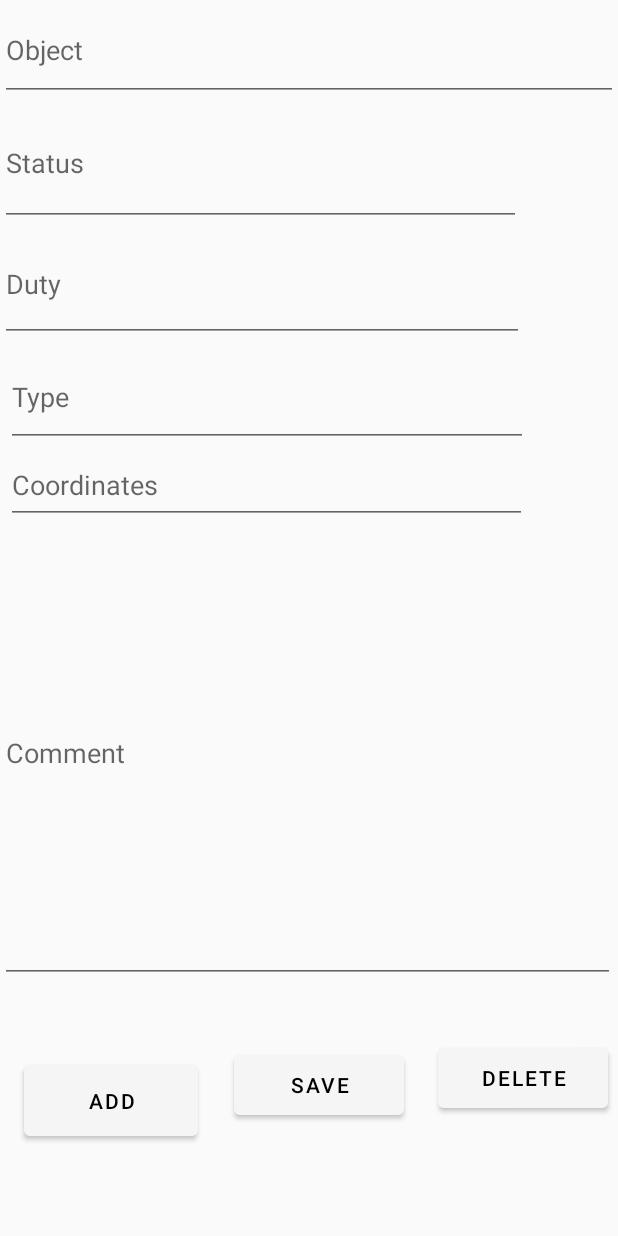
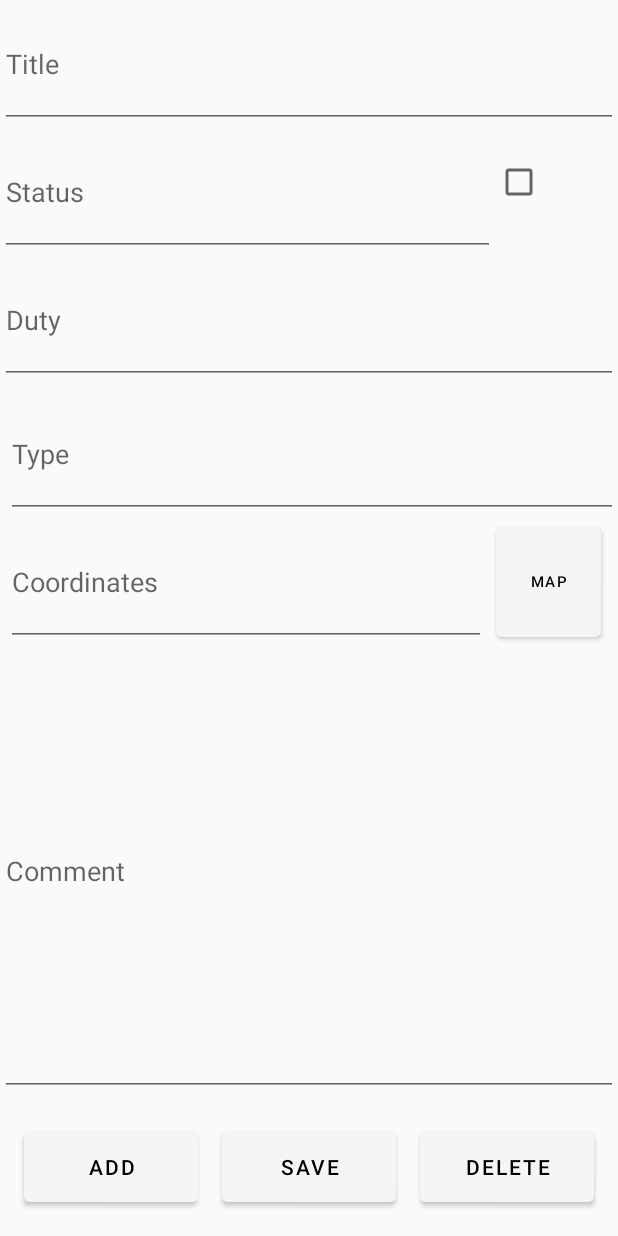
Before and after one commit to KhudyakovVladimir/Objects, an Android app: the ObjectFragment screen opened through its navigation route, on a phone screen of 412 x 824 dp. Run offline under Robolectric (Android 15) with nearby library versions, the phone set to English and light mode, and no system bars; our stand-ins replace Dagger/Hilt's generated code, Room's generated code.

Commit message:
work on ckeckbox

```diff
--- a/app/src/main/java/com/khudyakovvladimir/objects/database/ObjectEntity.kt
+++ b/app/src/main/java/com/khudyakovvladimir/objects/database/ObjectEntity.kt
@@ -11,7 +11,7 @@ data class ObjectEntity(
     var id: Int,
 
     @ColumnInfo(name = "title", typeAffinity = ColumnInfo.TEXT)
-    var name: String,
+    var title: String,
 
     @ColumnInfo(name = "type", typeAffinity = ColumnInfo.TEXT)
     var type: String,
--- a/app/src/main/java/com/khudyakovvladimir/objects/recyclerview/ObjectAdapter.kt
+++ b/app/src/main/java/com/khudyakovvladimir/objects/recyclerview/ObjectAdapter.kt
@@ -1,21 +1,15 @@
 package com.khudyakovvladimir.objects.recyclerview
 
 import android.content.Context
+import android.graphics.Color
 import android.view.LayoutInflater
 import android.view.View
 import android.view.ViewGroup
-import android.widget.ImageView
 import android.widget.LinearLayout
 import android.widget.TextView
 import androidx.recyclerview.widget.RecyclerView
-import com.bumptech.glide.Glide
-import com.bumptech.glide.load.engine.DiskCacheStrategy
-import com.bumptech.glide.load.resource.bitmap.RoundedCorners
-import com.bumptech.glide.load.resource.drawable.DrawableTransitionOptions
-import com.bumptech.glide.request.RequestOptions
 import com.khudyakovvladimir.objects.R
 import com.khudyakovvladimir.objects.database.ObjectEntity
-import java.net.URL
 
 class ObjectAdapter(
     var context: Context,
@@ -36,8 +30,16 @@ class ObjectAdapter(
             linearLayoutItem = itemView.findViewById(R.id.linearLayoutItem)
 
             textView1.text = objectEntity.id.toString()
-            textView2.text = objectEntity.name
-            textView3.text = objectEntity.comment
+            textView2.text = objectEntity.title
+
+            if (objectEntity.status == "true") {
+                textView3.text = "+"
+                textView3.setTextColor(Color.RED)
+            }else {
+                textView3.text = "-"
+            }
+
+            //textView3.text = objectEntity.status
 
             linearLayoutItem.setOnClickListener {
                 itemClick(objectEntity)
--- a/app/src/main/java/com/khudyakovvladimir/objects/view/ObjectFragment.kt
+++ b/app/src/main/java/com/khudyakovvladimir/objects/view/ObjectFragment.kt
@@ -2,11 +2,13 @@ package com.khudyakovvladimir.objects.view
 
 import android.content.Context
 import android.os.Bundle
+import android.text.InputType
 import android.util.Log
 import android.view.LayoutInflater
 import android.view.View
 import android.view.ViewGroup
 import android.widget.Button
+import android.widget.CheckBox
 import android.widget.EditText
 import androidx.fragment.app.Fragment
 import androidx.lifecycle.ViewModelProvider
@@ -23,13 +25,14 @@ class ObjectFragment: Fragment() {
 
     lateinit var buttonAdd: Button
     lateinit var buttonSave: Button
+    lateinit var checkBox: CheckBox
     lateinit var buttonDelete: Button
-    lateinit var editTextView1: EditText
-    lateinit var editTextView2: EditText
-    lateinit var editTextView3: EditText
-    lateinit var editTextView4: EditText
-    lateinit var editTextView5: EditText
-    lateinit var editTextView6: EditText
+    lateinit var editTextTitle: EditText
+    lateinit var editTextStatus: EditText
+    lateinit var editTextDuty: EditText
+    lateinit var editTextType: EditText
+    lateinit var editTextCoordinates: EditText
+    lateinit var editTextComment: EditText
 
     @Inject
     lateinit var factory: ObjectViewModelFactory.Factory
@@ -75,8 +78,15 @@ class ObjectFragment: Fragment() {
                 if(id == null) {
                     id = generateNewID()
                 }
+
+                var v = "false"
+                if (checkBox.isChecked) { v = "true" }
+                if (!checkBox.isChecked) { v = "false"}
+
                 objectViewModel.objectDao.insertObjectEntity(
-                    generateNewObject(id!!))
+                    //generateNewObject(id!!))
+                    generateNewObjectWithCheckbox(id!!, v)
+                )
 
                 CoroutineScope(Dispatchers.Main).launch {
                     findNavController().navigate(R.id.listFragment)
@@ -87,7 +97,9 @@ class ObjectFragment: Fragment() {
         buttonDelete.setOnClickListener {
             CoroutineScope(Dispatchers.IO).launch {
                 objectViewModel.objectDao.deleteObjectEntity(
-                    generateNewObject(id!!))
+                    //generateNewObject(id!!))
+                    generateNewObject(id!!)
+                )
 
                 CoroutineScope(Dispatchers.Main).launch {
                     findNavController().navigate(R.id.listFragment)
@@ -95,6 +107,24 @@ class ObjectFragment: Fragment() {
             }
         }
 
+        checkBox.setOnCheckedChangeListener { buttonView, isChecked ->
+            CoroutineScope(Dispatchers.IO).launch {
+
+                if(id == null) {
+                    id = generateNewID()
+                }
+
+                if(isChecked) {
+                    Log.d("TAG", "CHECKBOX - is checked !")
+                    objectViewModel.objectDao.insertObjectEntity(
+                        generateNewObjectWithCheckbox(id!!, "true"))
+                }else {
+                    Log.d("TAG", "CHECKBOX - is NOT checked !")
+                    objectViewModel.objectDao.insertObjectEntity(
+                        generateNewObjectWithCheckbox(id!!, "false"))
+                }
+            }
+        }
 
         if(id != null) {
             var tempObject = ObjectEntity(1,
@@ -111,15 +141,24 @@ class ObjectFragment: Fragment() {
                     objectViewModel.objectDao.getObjectById(id!!)
                 }
                 var objectT = tempObject1.await()
-                Log.d("TAG", "AWAIT - objectT.name = ${objectT.name}")
+                Log.d("TAG", "AWAIT - objectT.name = ${objectT.title}")
 
                 CoroutineScope(Dispatchers.Main).launch {
-                    editTextView1.setText(objectT.name)
-                    editTextView2.setText(objectT.status)
-                    editTextView3.setText(objectT.duty)
-                    editTextView4.setText(objectT.type)
-                    editTextView5.setText(objectT.comment)
-                    editTextView6.setText(objectT.icon)
+                    editTextTitle.setText(objectT.title)
+                    editTextStatus.setText(objectT.status)
+                    editTextDuty.setText(objectT.duty)
+                    editTextType.setText(objectT.type)
+                    editTextCoordinates.setText(objectT.coordinates)
+                    editTextComment.setText(objectT.comment)
+
+                    if (objectT.status == "true") {
+                        checkBox.isChecked = true
+                        Log.d("TAG", "TRUE")
+                    }
+                    if (objectT.status == "false") {
+                        checkBox.isChecked = false
+                        Log.d("TAG", "FALSE")
+                    }
                 }
              }
         }
@@ -130,12 +169,16 @@ class ObjectFragment: Fragment() {
         buttonAdd = view.findViewById(R.id.buttonAdd)
         buttonSave = view.findViewById(R.id.buttonSave)
         buttonDelete = view.findViewById(R.id.buttonDelete)
-        editTextView1 = view.findViewById(R.id.editText1)
-        editTextView2 = view.findViewById(R.id.editText2)
-        editTextView3 = view.findViewById(R.id.editText3)
-        editTextView4 = view.findViewById(R.id.editText4)
-        editTextView5 = view.findViewById(R.id.editText5)
-        editTextView6 = view.findViewById(R.id.editText6)
+        checkBox = view.findViewById(R.id.checkBox)
+        editTextTitle = view.findViewById(R.id.editTextTitle)
+        editTextStatus = view.findViewById(R.id.editTextStatus)
+        editTextDuty = view.findViewById(R.id.editTextDuty)
+        editTextType = view.findViewById(R.id.editTextType)
+        editTextCoordinates = view.findViewById(R.id.editTextCoordinates)
+        editTextComment = view.findViewById(R.id.editTextComment)
+
+        val list = listOf(editTextTitle, editTextStatus, editTextDuty, editTextType, editTextCoordinates, editTextComment)
+        setInputTypeForEditText(list)
     }
 
     private fun generateNewID(): Int {
@@ -149,13 +192,33 @@ class ObjectFragment: Fragment() {
     private fun generateNewObject(id: Int): ObjectEntity {
         return ObjectEntity(
             id,
-            editTextView1.text.toString(),
-            editTextView2.text.toString(),
-            editTextView3.text.toString(),
-            editTextView4.text.toString(),
-            editTextView5.text.toString(),
-            editTextView6.text.toString(),
+            editTextTitle.text.toString(),
+            editTextStatus.text.toString(),
+            editTextDuty.text.toString(),
+            editTextType.text.toString(),
+            editTextCoordinates.text.toString(),
+            editTextComment.text.toString(),
             "icon"
         )
     }
+
+    private fun generateNewObjectWithCheckbox(id: Int, isChecked: String): ObjectEntity {
+        return ObjectEntity(
+            id,
+            editTextTitle.text.toString(),
+            editTextType.text.toString(),
+            isChecked,
+            editTextDuty.text.toString(),
+            editTextCoordinates.text.toString(),
+            editTextComment.text.toString(),
+            "icon"
+        )
+    }
+
+    private fun setInputTypeForEditText(list: List<EditText>) {
+        for (editText in list) {
+            editText.inputType = InputType.TYPE_TEXT_FLAG_MULTI_LINE
+            editText.inputType = InputType.TYPE_CLASS_TEXT or InputType.TYPE_TEXT_FLAG_MULTI_LINE
+        }
+    }
 }
--- a/app/src/main/res/layout/item.xml
+++ b/app/src/main/res/layout/item.xml
@@ -2,12 +2,13 @@
 <LinearLayout
         xmlns:android="http://schemas.android.com/apk/res/android"
         android:id="@+id/linearLayoutItem"
+        android:background="@drawable/item_figure"
         android:layout_marginTop="4dp"
         android:layout_marginBottom="4dp"
         android:layout_marginStart="4dp"
         android:layout_marginEnd="4dp"
         android:layout_width="match_parent"
-        android:layout_height="wrap_content"
+        android:layout_height="50dp"
         android:orientation="horizontal">
 
     <TextView
@@ -35,7 +36,7 @@
             android:layout_height="match_parent"
             android:gravity="center"
             android:layout_weight="12"
-            android:textSize="12sp"
+            android:textSize="18sp"
             android:textColor="#595959"/>
 
 </LinearLayout>
--- a/app/src/main/res/layout/object_fragment_layout.xml
+++ b/app/src/main/res/layout/object_fragment_layout.xml
@@ -8,59 +8,59 @@
     <EditText
             android:inputType="textPersonName"
             android:autofillHints="Object"
-            android:hint="Object"
+            android:hint="Title"
             android:layout_width="match_parent"
-            android:layout_height="67dp"
-            android:id="@+id/editText1"
+            android:layout_height="85dp"
+            android:id="@+id/editTextTitle"
             app:layout_constraintTop_toTopOf="parent"
             app:layout_constraintStart_toStartOf="parent"/>
     <EditText
             android:inputType="textPersonName"
             android:autofillHints="Status"
             android:hint="Status"
-            android:layout_width="347dp"
-            android:layout_height="83dp"
-            android:id="@+id/editText2"
+            android:layout_width="330dp"
+            android:layout_height="85dp"
+            android:id="@+id/editTextStatus"
             app:layout_constraintStart_toStartOf="parent"
-            app:layout_constraintTop_toBottomOf="@+id/editText1"/>
+            app:layout_constraintTop_toBottomOf="@+id/editTextTitle"/>
     <EditText
             android:inputType="textPersonName"
             android:autofillHints="Duty"
             android:hint="Duty"
-            android:layout_width="349dp"
-            android:layout_height="77dp"
-            android:id="@+id/editText3"
-            app:layout_constraintTop_toBottomOf="@+id/editText2"
+            android:layout_width="match_parent"
+            android:layout_height="85dp"
+            android:id="@+id/editTextDuty"
+            app:layout_constraintTop_toBottomOf="@+id/editTextStatus"
             app:layout_constraintStart_toStartOf="parent"/>
     <EditText
             android:inputType="textPersonName"
             android:autofillHints="Type"
             android:hint="Type"
-            android:layout_width="348dp"
-            android:layout_height="66dp"
-            android:id="@+id/editText4"
+            android:layout_width="match_parent"
+            android:layout_height="85dp"
+            android:id="@+id/editTextType"
             app:layout_constraintStart_toStartOf="parent"
             android:layout_marginStart="4dp"
-            app:layout_constraintTop_toBottomOf="@+id/editText3"
+            app:layout_constraintTop_toBottomOf="@+id/editTextDuty"
             android:layout_marginTop="4dp"/>
     <EditText
             android:inputType="textPersonName"
             android:autofillHints="Coordinates"
             android:hint="Coordinates"
-            android:layout_width="347dp"
-            android:layout_height="51dp"
-            android:id="@+id/editText5"
+            android:layout_width="320dp"
+            android:layout_height="85dp"
+            android:id="@+id/editTextCoordinates"
             app:layout_constraintStart_toStartOf="parent"
             android:layout_marginStart="4dp"
-            app:layout_constraintTop_toBottomOf="@+id/editText4"/>
+            app:layout_constraintTop_toBottomOf="@+id/editTextType"/>
     <EditText
             android:inputType="textPersonName"
             android:autofillHints="Comment"
             android:hint="Comment"
-            android:layout_width="410dp"
-            android:layout_height="306dp"
-            android:id="@+id/editText6"
-            app:layout_constraintTop_toBottomOf="@+id/editText5"
+            android:layout_width="match_parent"
+            android:layout_height="300dp"
+            android:id="@+id/editTextComment"
+            app:layout_constraintTop_toBottomOf="@+id/editTextCoordinates"
             app:layout_constraintStart_toStartOf="parent"
             app:layout_constraintEnd_toEndOf="parent"
             app:layout_constraintHorizontal_bias="0.0"/>
@@ -70,31 +70,53 @@
             android:layout_height="59dp"
             android:id="@+id/buttonAdd"
             android:textColor="@color/black"
+            app:layout_constraintBottom_toBottomOf="parent"
+            app:layout_constraintTop_toBottomOf="@+id/editTextComment"
             app:layout_constraintStart_toStartOf="parent"
-            app:layout_constraintBottom_toBottomOf="parent"
-            app:layout_constraintTop_toBottomOf="@+id/editText6"
-            app:layout_constraintVertical_bias="0.444"
-            android:layout_marginStart="16dp"/>
+            app:layout_constraintHorizontal_bias="0.5"
+            app:layout_constraintEnd_toStartOf="@+id/buttonSave"/>
     <Button
             android:text="Delete"
-            android:layout_width="113dp"
-            android:layout_height="52dp" android:id="@+id/buttonDelete"
-            app:layout_constraintBottom_toBottomOf="parent"
-            app:layout_constraintTop_toBottomOf="@+id/editText6"
+            android:layout_width="116dp"
+            android:layout_height="59dp"
+            android:id="@+id/buttonDelete"
+            app:layout_constraintBottom_toBottomOf="@+id/buttonSave"
             android:textColor="@color/black"
             app:layout_constraintVertical_bias="0.32"
+            app:layout_constraintTop_toTopOf="@+id/buttonSave"
             app:layout_constraintStart_toEndOf="@+id/buttonSave"
-            android:layout_marginStart="16dp"
-            app:layout_constraintEnd_toEndOf="parent"/>
+            app:layout_constraintHorizontal_bias="0.5" app:layout_constraintEnd_toEndOf="parent"/>
     <Button
             android:text="Save"
-            android:layout_width="113dp"
-            android:layout_height="52dp" android:id="@+id/buttonSave"
-            app:layout_constraintBottom_toBottomOf="parent"
-            app:layout_constraintTop_toBottomOf="@+id/editText6"
+            android:layout_width="116dp"
+            android:layout_height="59dp"
+            android:id="@+id/buttonSave"
+            app:layout_constraintBottom_toBottomOf="@+id/buttonAdd"
             android:textColor="@color/black"
             app:layout_constraintVertical_bias="0.36"
-            app:layout_constraintStart_toEndOf="@+id/buttonAdd"
-            android:layout_marginStart="24dp"
-    />
+            app:layout_constraintTop_toTopOf="@+id/buttonAdd"
+            app:layout_constraintStart_toEndOf="@+id/buttonAdd" app:layout_constraintHorizontal_bias="0.5"
+            app:layout_constraintEnd_toStartOf="@+id/buttonDelete"/>
+    <CheckBox
+            android:text=""
+            android:gravity="center"
+            android:layout_width="wrap_content"
+            android:layout_height="wrap_content"
+            android:id="@+id/checkBox"
+            app:layout_constraintStart_toEndOf="@+id/editTextStatus"
+            app:layout_constraintTop_toBottomOf="@+id/editTextTitle"
+            app:layout_constraintEnd_toEndOf="parent"
+            android:layout_marginTop="20dp"
+            app:layout_constraintHorizontal_bias="0.0"/>
+    <Button
+            android:text="Map"
+            android:textSize="10sp"
+            android:textColor="@color/black"
+            android:layout_width="70dp"
+            android:layout_height="85dp"
+            android:layout_marginEnd="8dp"
+            app:layout_constraintEnd_toEndOf="parent"
+            android:id="@+id/buttonMap"
+            app:layout_constraintTop_toTopOf="@+id/editTextCoordinates"
+            app:layout_constraintStart_toEndOf="@+id/editTextCoordinates" app:layout_constraintHorizontal_bias="0.666"/>
 </androidx.constraintlayout.widget.ConstraintLayout>
```
Also changed, not shown: app/src/main/res/drawable/item_figure.xml (added, +32 -0 lines).
